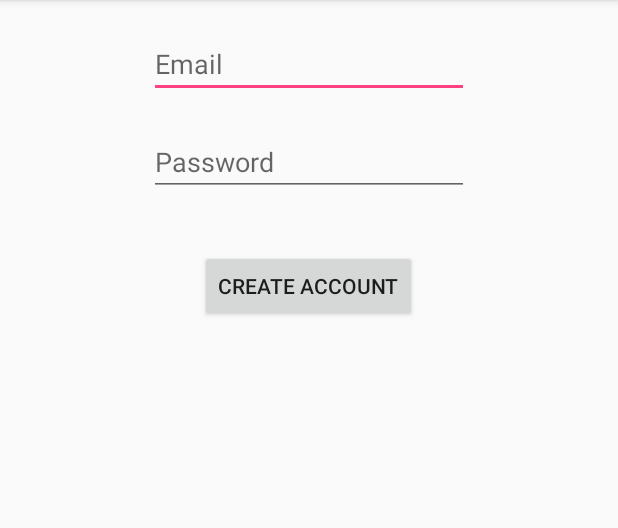
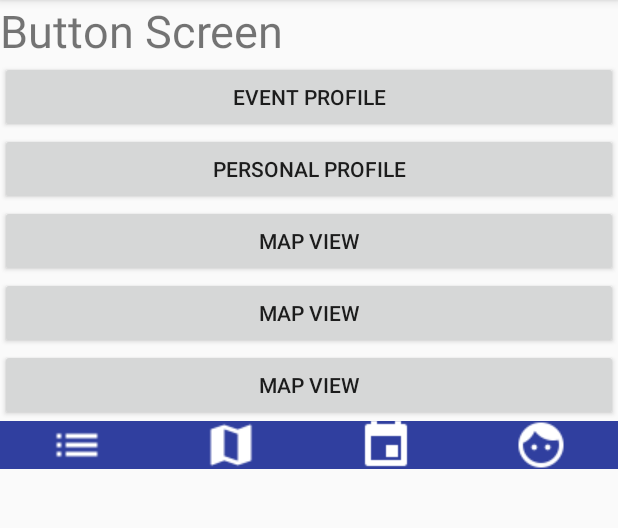
Before and after one commit to al2699/LAHacksProject, an Android app: the screen it shows after launch (LoginPage before the commit, ButtonMenu after it), on a phone screen of 412 x 824 dp, the part 84-612 px from its top. Run offline under Robolectric (Android 15) with nearby library versions, the phone set to English and light mode, and no system bars; Roboto replaces fonts that are not available here.

Commit message:
Update, still broken probably so pull at your own risk

```diff
--- a/app/build.gradle
+++ b/app/build.gradle
@@ -31,7 +31,7 @@ dependencies {
     implementation 'com.android.support.constraint:constraint-layout:1.0.2'
     implementation 'com.android.support:support-v4:26.1.0'
     implementation 'com.android.support:design:26.1.0'
-    implementation 'com.google.android.gms:play-services-auth:11.8.0'
+    implementation 'com.google.android.gms:play-services-location:12.0.1'
     implementation 'pub.devrel:easypermissions:0.3.0'
     implementation('com.google.api-client:google-api-client-android:1.23.0') {
         exclude group: 'org.apache.httpcomponents'
@@ -44,8 +44,6 @@ dependencies {
     androidTestImplementation 'com.android.support.test:runner:1.0.1'
     androidTestImplementation 'com.android.support.test.espresso:espresso-core:3.0.1'
     implementation 'com.google.android.gms:play-services-maps:12.0.1'
-
-    compile 'com.opencsv:opencsv:3.9'
     implementation 'com.android.support:cardview-v7:26.1.0'
 }
 
--- a/app/src/main/AndroidManifest.xml
+++ b/app/src/main/AndroidManifest.xml
@@ -27,7 +27,7 @@
         android:roundIcon="@mipmap/ic_launcher_round"
         android:supportsRtl="true"
         android:theme="@style/AppTheme">
-        <activity android:name=".LoginPage">
+        <activity android:name=".ButtonMenu">
             <intent-filter>
                 <action android:name="android.intent.action.MAIN" />
 
--- a/app/src/main/res/layout/activity_button_menu.xml
+++ b/app/src/main/res/layout/activity_button_menu.xml
@@ -39,6 +39,18 @@
         android:layout_height="wrap_content"
         android:text="@string/button_map_view"
         android:onClick="toMapView"/>
+    <Button
+        android:id="@+id/button4"
+        android:layout_width="match_parent"
+        android:layout_height="wrap_content"
+        android:text="@string/button_map_view"
+        android:onClick="toEventList"/>
+    <Button
+        android:id="@+id/button5"
+        android:layout_width="match_parent"
+        android:layout_height="wrap_content"
+        android:text="@string/button_map_view"
+        android:onClick="toLoginPage"/>
     <TableRow
         android:id="@+id/tableRow"
         android:layout_width="match_parent"
--- a/app/src/main/res/layout/activity_event_list.xml
+++ b/app/src/main/res/layout/activity_event_list.xml
@@ -12,8 +12,7 @@
         android:id="@+id/appbar"
         android:layout_width="match_parent"
         android:layout_height="wrap_content"
-        android:paddingTop="@dimen/appbar_padding_top"
-        android:theme="@style/AppTheme.AppBarOverlay">
+        android:paddingTop="@dimen/appbar_padding_top">
 
         <android.support.v7.widget.Toolbar
             android:id="@+id/toolbar"
@@ -21,7 +20,6 @@
             android:layout_height="wrap_content"
             android:layout_weight="1"
             app:layout_scrollFlags="scroll|enterAlways"
-            app:popupTheme="@style/AppTheme.PopupOverlay"
             app:title="@string/app_name">
 
         </android.support.v7.widget.Toolbar>
```
Also changed, not shown: app/src/main/java/com/example/alan/lahacks/ButtonMenu.java (+9 -0 lines).
